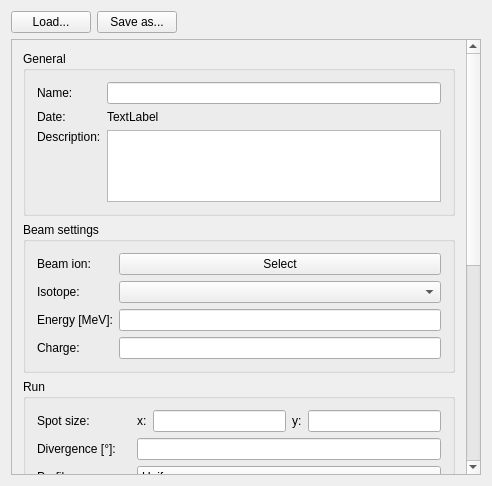
Before: the Qt Designer form ui_files/ui_request_measurement_settings.ui in JYU-IBA/potku, drawn with Qt 5.
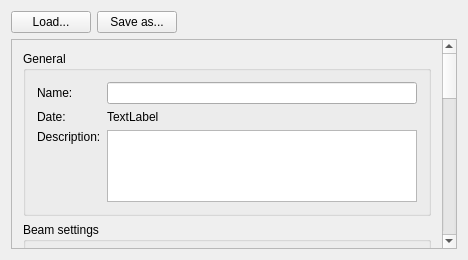
After: the same form once the commit is applied.

Commit message: Minor fixes on Request Settings view

The edit to the form file:
```diff
--- a/ui_files/ui_request_measurement_settings.ui
+++ b/ui_files/ui_request_measurement_settings.ui
@@ -9,10 +9,16 @@
    <rect>
     <x>0</x>
     <y>0</y>
-    <width>492</width>
-    <height>486</height>
+    <width>468</width>
+    <height>260</height>
    </rect>
   </property>
+  <property name="sizePolicy">
+   <sizepolicy hsizetype="Expanding" vsizetype="Expanding">
+    <horstretch>0</horstretch>
+    <verstretch>0</verstretch>
+   </sizepolicy>
+  </property>
   <property name="minimumSize">
    <size>
     <width>0</width>
@@ -23,6 +29,9 @@
    <string>RequestSimulationSettings</string>
   </property>
   <layout class="QGridLayout" name="gridLayout">
+   <property name="sizeConstraint">
+    <enum>QLayout::SetDefaultConstraint</enum>
+   </property>
    <item row="0" column="1">
     <layout class="QHBoxLayout" name="horizontalLayout_19">
      <item>
@@ -70,10 +79,16 @@
        <rect>
         <x>0</x>
         <y>0</y>
-        <width>456</width>
+        <width>432</width>
         <height>1014</height>
        </rect>
       </property>
+      <property name="sizePolicy">
+       <sizepolicy hsizetype="Expanding" vsizetype="Expanding">
+        <horstretch>0</horstretch>
+        <verstretch>0</verstretch>
+       </sizepolicy>
+      </property>
       <layout class="QVBoxLayout" name="verticalLayout_22">
        <item>
         <layout class="QVBoxLayout" name="verticalLayout">
```
Left out of the diff: 100 changed lines with no effect on the pictures. Lines whose indentation alone changed are shown as unchanged. The commit also changes 4 other files.
